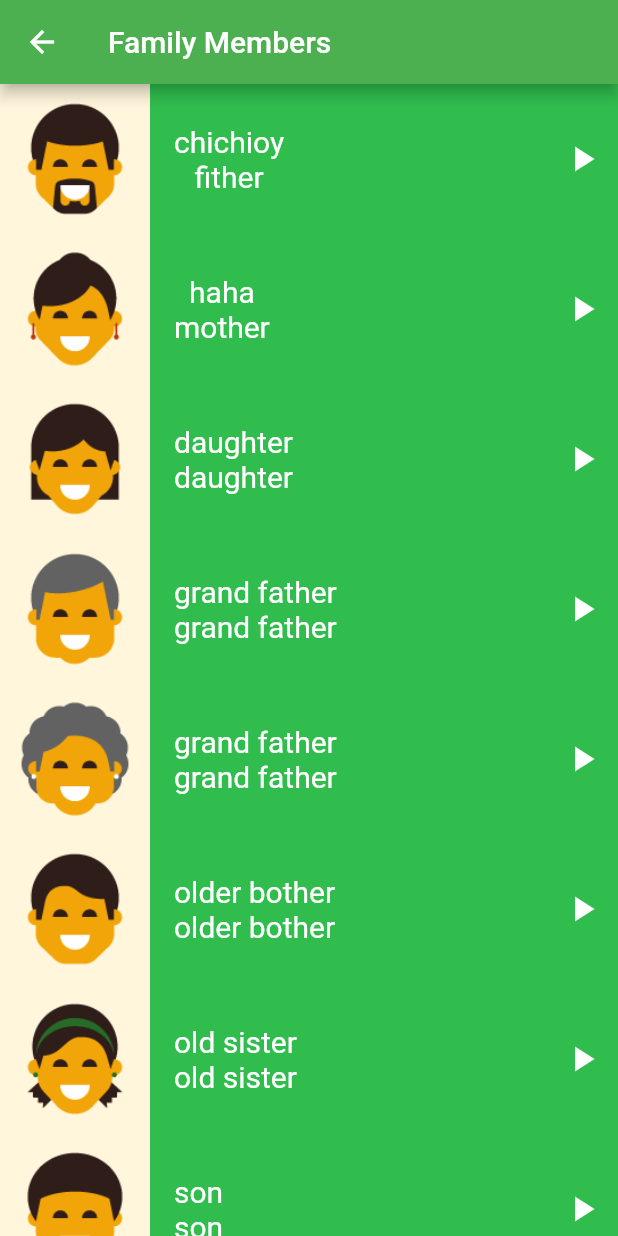
After one commit to MOoRoshdy/FLUTTER_PROJECTS_APP, a Flutter app: the screen it shows after launch, after a tap on "FamilyMember", on a phone screen of 412 x 824 dp. The commit adds this screen. Run offline on Flutter 3.47's test engine with Material 2 defaults, Android fonts, the phone set to English and light mode, and no system bars; our stand-ins replace assets_audio_player.

Commit message:
build family member page

```diff
--- a/language_learn_app/lib/components/item.dart
+++ b/language_learn_app/lib/components/item.dart
@@ -4,13 +4,14 @@ import 'package:language_learn_app/models/number.dart';
 import 'package:assets_audio_player/assets_audio_player.dart';
 
 class Item extends StatelessWidget {
-  const Item({Key? key, required this.number}) : super(key: key);
+  const Item({Key? key, required this.number, required this.color}) : super(key: key);
   final Number number;
+  final Color color;
 
   @override
   Widget build(BuildContext context) {
     return Container(
-      color: const Color.fromARGB(255, 179, 138, 16),
+      color: color,
       height: 100,
       child: Row(
         children: [
--- /dev/null
+++ b/language_learn_app/lib/screens/family_member_page.dart
@@ -0,0 +1,79 @@
+import 'package:flutter/material.dart';
+import 'package:language_learn_app/components/item.dart';
+import 'package:language_learn_app/models/number.dart';
+
+class FamilyMembersPage extends StatelessWidget {
+  const FamilyMembersPage({super.key});
+
+  final List<Number> numbers = const [
+    Number(
+        sound: 'assets/sounds/family_members/father.wav',
+        image: 'assets/images/family_members/family_father.png',
+        jpName: 'chichioy',
+        enName: 'fither'),
+    Number(
+        sound: 'assets/sounds/family_members/mother.wav',
+        image: 'assets/images/family_members/family_mother.png',
+        jpName: 'haha',
+        enName: 'mother'),
+    Number(
+        sound: 'assets/sounds/family_members/daughter.wav',
+        image: 'assets/images/family_members/family_daughter.png',
+        jpName: 'daughter',
+        enName: 'daughter'),
+    Number(
+        sound: 'assets/sounds/family_members/grand father.wav',
+        image: 'assets/images/family_members/family_grandfather.png',
+        jpName: 'grand father',
+        enName: 'grand father'),
+    Number(
+        sound: 'assets/sounds/family_members/grand mother.wav',
+        image: 'assets/images/family_members/family_grandmother.png',
+        jpName: 'grand father',
+        enName: 'grand father'),
+    Number(
+        sound: 'assets/sounds/family_members/older bother.wav',
+        image: 'assets/images/family_members/family_older_brother.png',
+        jpName: 'older bother',
+        enName: 'older bother'),
+    Number(
+        sound: 'assets/sounds/family_members/old sister.wav',
+        image: 'assets/images/family_members/family_older_sister.png',
+        jpName: 'old sister',
+        enName: 'old sister'),
+    Number(
+        sound: 'assets/sounds/family_members/son.wav',
+        image: 'assets/images/family_members/family_son.png',
+        jpName: 'son',
+        enName: 'son'),
+    Number(
+        sound: 'assets/sounds/family_members/youger brother.wav',
+        image: 'assets/images/family_members/family_younger_brother.png',
+        jpName: 'youger brother',
+        enName: 'youger brother'),
+    Number(
+        sound: 'assets/sounds/family_members/younger sister.wav',
+        image: 'assets/images/family_members/family_younger_sister.png',
+        jpName: 'younger sister',
+        enName: 'younger sister'),
+  ];
+
+  @override
+  Widget build(BuildContext context) {
+    return Scaffold(
+      appBar: AppBar(
+        title: Text('Family Members'),
+        backgroundColor: Colors.green,
+      ),
+      body: ListView.builder(
+        itemCount: numbers.length,
+        itemBuilder: (context, num) {
+          return Item(
+            number: numbers[num],
+            color: Color.fromARGB(213, 8, 177, 44),
+          );
+        },
+      ),
+    );
+  }
+}
--- a/language_learn_app/lib/screens/home_page.dart
+++ b/language_learn_app/lib/screens/home_page.dart
@@ -1,5 +1,6 @@
 import 'package:flutter/material.dart';
 import 'package:language_learn_app/components/category_items.dart';
+import 'package:language_learn_app/screens/family_member_page.dart';
 import 'package:language_learn_app/screens/numbers_page.dart';
 
 class HomePage extends StatelessWidget {
@@ -25,6 +26,12 @@ class HomePage extends StatelessWidget {
             color: Colors.amber,
           ),
           category(
+            OnTap: () {
+              Navigator.push(context,
+                  MaterialPageRoute(builder: (BuildContext) {
+                return FamilyMembersPage();
+              }));
+            },
             text: 'FamilyMember',
             color: Colors.green,
           ),
--- a/language_learn_app/lib/screens/numbers_page.dart
+++ b/language_learn_app/lib/screens/numbers_page.dart
@@ -71,7 +71,7 @@ class NumbersPage extends StatelessWidget {
           body: ListView.builder(
             itemCount: numbers.length,
             itemBuilder: (context, num) {
-              return Item(number: numbers[num]);
+              return Item(number: numbers[num],color: Color(0xffEF9235),);
             },
           ),
         ));
--- a/language_learn_app/pubspec.yaml
+++ b/language_learn_app/pubspec.yaml
@@ -66,6 +66,9 @@ flutter:
     - assets/images/family_members/
     - assets/images/colors/
     - assets/sounds/numbers/
+    - assets/sounds/family_members/
+    - assets/sounds/colors/
+    - assets/sounds/phrases/
 
   # An image asset can refer to one or more resolution-specific "variants", see
   # https://flutter.dev/assets-and-images/#resolution-aware
```
